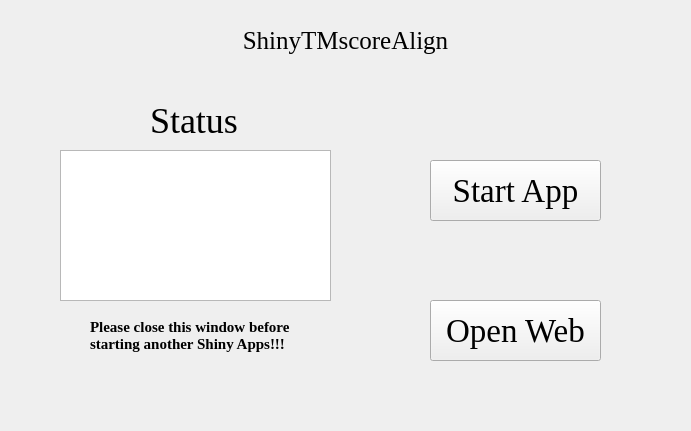
Before: the Qt Designer form ShinyTMscoreAlign.ui in hzaurzli/MicroWorldOmics, drawn with Qt 5.
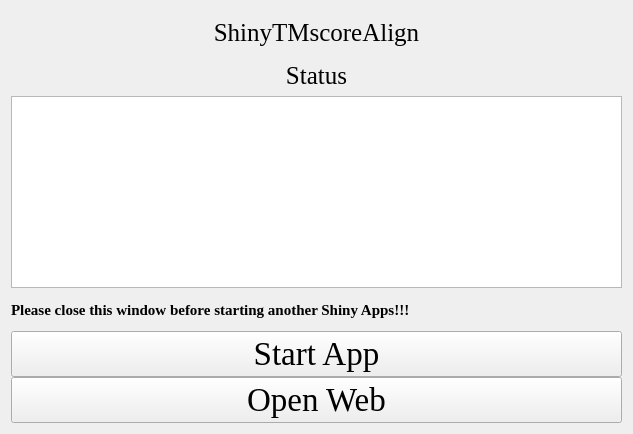
After: the same form once the commit is applied. Icons and pictures are not drawn.

Patch:
```diff
--- a/ShinyTMscoreAlign.ui
+++ b/ShinyTMscoreAlign.ui
@@ -6,8 +6,8 @@
    <rect>
     <x>0</x>
     <y>0</y>
-    <width>691</width>
-    <height>431</height>
+    <width>633</width>
+    <height>434</height>
    </rect>
   </property>
   <property name="windowTitle">
@@ -16,28 +16,17 @@
   <property name="styleSheet">
    <string notr="true">background-image: url(D:/tools/Pycharm/pyqt/logo/backgroundpage.png)</string>
   </property>
-  <widget class="QTextBrowser" name="textBrowser">
-   <property name="geometry">
-    <rect>
-     <x>60</x>
-     <y>150</y>
-     <width>271</width>
-     <height>151</height>
-    </rect>
+  <layout class="QGridLayout" name="gridLayout_4">
+   <property name="verticalSpacing">
+    <number>0</number>
    </property>
-   <property name="styleSheet">
-    <string notr="true">background-image: url(D:/tools/Pycharm/pyqt/logo/white.png)</string>
-   </property>
-  </widget>
+   <item row="0" column="0">
+    <layout class="QGridLayout" name="gridLayout_5">
+     <property name="verticalSpacing">
+      <number>0</number>
+     </property>
+     <item row="0" column="0" colspan="3">
   <widget class="QLabel" name="label">
-   <property name="geometry">
-    <rect>
-     <x>230</x>
-     <y>20</y>
-     <width>231</width>
-     <height>41</height>
-    </rect>
-   </property>
    <property name="font">
     <font>
      <family>Times New Roman</family>
@@ -51,75 +40,32 @@
     <set>Qt::AlignCenter</set>
    </property>
   </widget>
-  <widget class="QLabel" name="label_2">
-   <property name="geometry">
-    <rect>
-     <x>150</x>
-     <y>100</y>
-     <width>101</width>
-     <height>41</height>
-    </rect>
-   </property>
+     </item>
+     <item row="3" column="0" colspan="3">
+      <widget class="QLabel" name="label_4">
    <property name="font">
     <font>
      <family>Times New Roman</family>
-     <pointsize>27</pointsize>
+         <pointsize>19</pointsize>
     </font>
    </property>
    <property name="text">
     <string>Status</string>
    </property>
    <property name="alignment">
-    <set>Qt::AlignLeading|Qt::AlignLeft|Qt::AlignVCenter</set>
-   </property>
-  </widget>
-  <widget class="QPushButton" name="pushButton">
-   <property name="geometry">
-    <rect>
-     <x>430</x>
-     <y>160</y>
-     <width>171</width>
-     <height>61</height>
-    </rect>
-   </property>
-   <property name="font">
-    <font>
-     <family>Times New Roman</family>
-     <pointsize>25</pointsize>
-    </font>
-   </property>
-   <property name="text">
-    <string>Start App</string>
-   </property>
-  </widget>
-  <widget class="QPushButton" name="pushButton_2">
-   <property name="geometry">
-    <rect>
-     <x>430</x>
-     <y>300</y>
-     <width>171</width>
-     <height>61</height>
-    </rect>
-   </property>
-   <property name="font">
-    <font>
-     <family>Times New Roman</family>
-     <pointsize>25</pointsize>
-    </font>
-   </property>
-   <property name="text">
-    <string>Open Web</string>
-   </property>
-  </widget>
+        <set>Qt::AlignCenter</set>
+       </property>
+      </widget>
+     </item>
+     <item row="5" column="0" rowspan="2" colspan="3">
+      <widget class="QTextBrowser" name="textBrowser">
+       <property name="styleSheet">
+        <string notr="true">background-image: url(D:/Documents/Desktop/white.png)</string>
+       </property>
+      </widget>
+     </item>
+     <item row="7" column="0" colspan="3">
   <widget class="QLabel" name="label_3">
-   <property name="geometry">
-    <rect>
-     <x>90</x>
-     <y>310</y>
-     <width>211</width>
-     <height>51</height>
-    </rect>
-   </property>
    <property name="font">
     <font>
      <family>Times New Roman</family>
@@ -129,10 +75,39 @@
     </font>
    </property>
    <property name="text">
-    <string>Please close this window before
-starting another Shiny Apps!!!</string>
-   </property>
-  </widget>
+        <string>Please close this window before starting another Shiny Apps!!!</string>
+       </property>
+      </widget>
+     </item>
+     <item row="8" column="0" colspan="3">
+      <widget class="QPushButton" name="pushButton">
+       <property name="font">
+        <font>
+         <family>Times New Roman</family>
+         <pointsize>25</pointsize>
+        </font>
+       </property>
+       <property name="text">
+        <string>Start App</string>
+       </property>
+      </widget>
+     </item>
+     <item row="9" column="0" colspan="3">
+      <widget class="QPushButton" name="pushButton_2">
+       <property name="font">
+        <font>
+         <family>Times New Roman</family>
+         <pointsize>25</pointsize>
+        </font>
+       </property>
+       <property name="text">
+        <string>Open Web</string>
+       </property>
+      </widget>
+     </item>
+    </layout>
+   </item>
+  </layout>
  </widget>
  <resources/>
  <connections/>
```
Left out of the diff: 2 changed lines with no effect on the pictures. Lines whose indentation alone changed are shown as unchanged.
